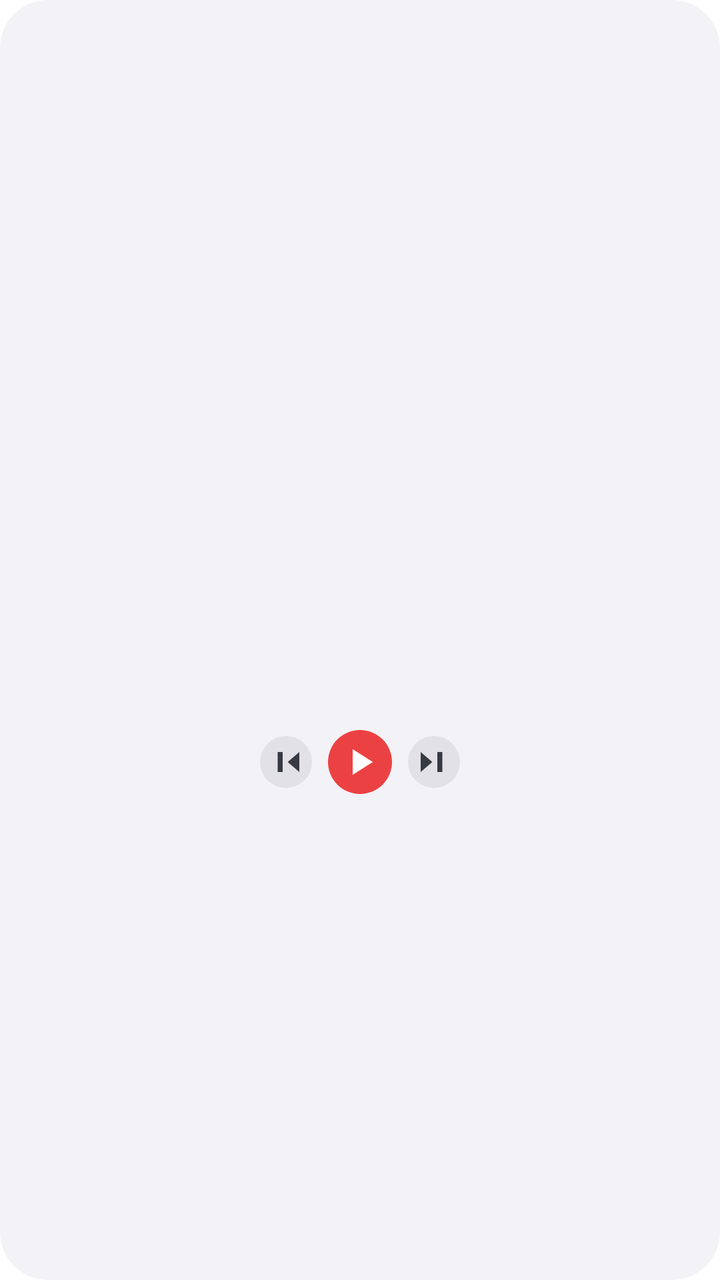
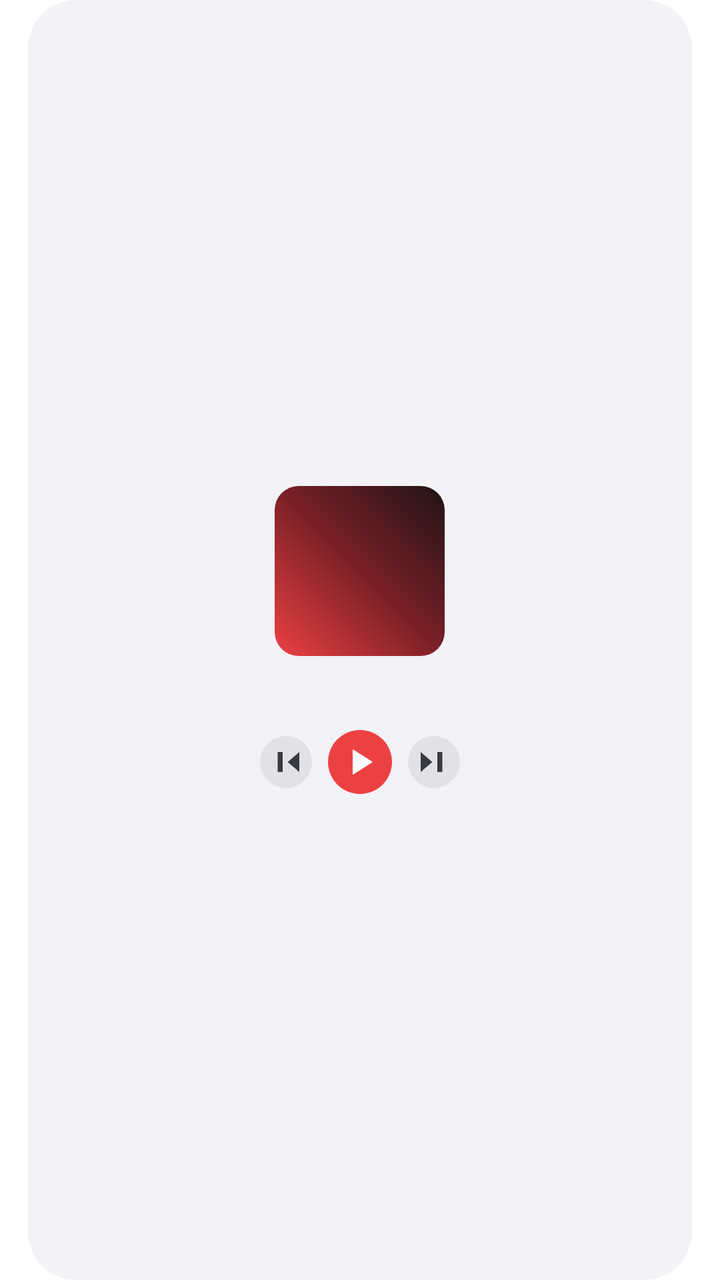

Before-and-after screenshots of an Android layout around one commit, followed by the original layout XML and the change that was made.
<!-- AndroidManifest.xml: fallback theme Theme.MaterialComponents.DayNight.NoActionBar -->
<!-- res/layout/player_widget_2x2.xml -->
<?xml version="1.0" encoding="utf-8"?>
<FrameLayout xmlns:android="http://schemas.android.com/apk/res/android"
    android:id="@+id/root"
    android:layout_width="match_parent"
    android:layout_height="match_parent"
    android:background="@drawable/widget_bg">

    
    <ImageView
        android:id="@+id/bgCover"
        android:layout_width="match_parent"
        android:layout_height="match_parent"
        android:scaleType="fitXY"
        android:contentDescription="@string/widget_label" />

    <LinearLayout
        android:layout_width="match_parent"
        android:layout_height="match_parent"
        android:orientation="vertical"
        android:padding="8dp"
        android:gravity="center_vertical">

    
    <FrameLayout
        android:layout_width="match_parent"
        android:layout_height="wrap_content"
        android:gravity="center">

        <ImageView
            android:id="@+id/coverOld"
            android:layout_width="85dp"
            android:layout_height="85dp"
            android:layout_gravity="center"
            android:scaleType="centerCrop"
            android:contentDescription="@string/widget_label" />

        <ImageView
            android:id="@+id/coverNew"
            android:layout_width="85dp"
            android:layout_height="85dp"
            android:layout_gravity="center"
            android:scaleType="centerCrop"
            android:contentDescription="@string/widget_label" />
    </FrameLayout>

    
    <LinearLayout
        android:layout_width="match_parent"
        android:layout_height="wrap_content"
        android:layout_marginTop="3dp"
        android:orientation="vertical"
        android:gravity="center_horizontal">

        <TextView
            android:id="@+id/songText"
            android:layout_width="match_parent"
            android:layout_height="wrap_content"
            android:textColor="@color/widget_text_primary"
            android:textSize="12sp"
            android:textStyle="bold"
            android:singleLine="true"
            android:ellipsize="end"
            android:gravity="center"
            android:contentDescription="@string/widget_label" />

        <TextView
            android:id="@+id/artistText"
            android:layout_width="match_parent"
            android:layout_height="wrap_content"
            android:layout_marginTop="1dp"
            android:textColor="@color/widget_text_secondary"
            android:textSize="10sp"
            android:singleLine="true"
            android:ellipsize="end"
            android:gravity="center"
            android:contentDescription="@string/widget_label" />
    </LinearLayout>

    
    <LinearLayout
        android:layout_width="match_parent"
        android:layout_height="wrap_content"
        android:layout_marginTop="3dp"
        android:orientation="horizontal"
        android:gravity="center">

        <ImageButton
            android:id="@+id/btnPrev"
            android:layout_width="26dp"
            android:layout_height="26dp"
            android:padding="3dp"
            android:background="@drawable/widget_btn_circle"
            android:src="@drawable/ic_skip_previous"
            android:tint="@color/widget_icon"
            android:scaleType="centerInside"
            android:contentDescription="@string/widget_label" />

        <ImageButton
            android:id="@+id/btnPlay"
            android:layout_width="32dp"
            android:layout_height="32dp"
            android:layout_marginStart="8dp"
            android:layout_marginEnd="8dp"
            android:background="@drawable/widget_play_btn"
            android:src="@drawable/ic_play"
            android:padding="5dp"
            android:scaleType="centerInside"
            android:contentDescription="@string/widget_label" />

        <ImageButton
            android:id="@+id/btnNext"
            android:layout_width="26dp"
            android:layout_height="26dp"
            android:padding="3dp"
            android:background="@drawable/widget_btn_circle"
            android:src="@drawable/ic_skip_next"
            android:tint="@color/widget_icon"
            android:scaleType="centerInside"
            android:contentDescription="@string/widget_label" />
    </LinearLayout>
    </LinearLayout>
</FrameLayout>
<!-- resources referenced by this layout -->
<resources>
  <color name="widget_icon">#FF373B41</color>
  <color name="widget_text_primary">#FF202224</color>
  <color name="widget_text_secondary">#92202224</color>
  <!-- drawable ic_play (drawable) -->
  <vector xmlns:android="http://schemas.android.com/apk/res/android"
      android:width="24dp"
      android:height="24dp"
      android:viewportWidth="24"
      android:viewportHeight="24"
      android:tint="#FFFFFF">
      <path
          android:fillColor="#FFFFFF"
          android:pathData="M8,5v14l11,-7z" />
  </vector>
  <!-- drawable ic_skip_next (drawable) -->
  <vector xmlns:android="http://schemas.android.com/apk/res/android"
      android:width="24dp"
      android:height="24dp"
      android:viewportWidth="24"
      android:viewportHeight="24">
      <path
          android:fillColor="#FFFFFF"
          android:pathData="M14,6h3v12h-3z M11,12L4,6v12z" />
  </vector>
  <!-- drawable ic_skip_previous (drawable) -->
  <vector xmlns:android="http://schemas.android.com/apk/res/android"
      android:width="24dp"
      android:height="24dp"
      android:viewportWidth="24"
      android:viewportHeight="24">
      <path
          android:fillColor="#FFFFFF"
          android:pathData="M7,6h3v12H7z M13,12l7,-6v12z" />
  </vector>
  <!-- drawable widget_bg (drawable) -->
  <?xml version="1.0" encoding="utf-8"?>
  <shape xmlns:android="http://schemas.android.com/apk/res/android"
      android:shape="rectangle">
      <solid android:color="@color/widget_card_start" />
      <corners android:radius="24dp" />
  </shape>
  <!-- drawable widget_btn_circle (drawable) -->
  <?xml version="1.0" encoding="utf-8"?>
  <shape xmlns:android="http://schemas.android.com/apk/res/android"
      android:shape="oval">
      <solid android:color="@color/widget_circle_btn" />
  </shape>
  <!-- drawable widget_play_btn (drawable) -->
  <?xml version="1.0" encoding="utf-8"?>
  <shape xmlns:android="http://schemas.android.com/apk/res/android"
      android:shape="oval">
      <solid android:color="#EC4142" />
  </shape>
  <string name="widget_label">弦予播放</string>
  <color name="widget_card_start">#F2F2F7</color>
  <color name="widget_circle_btn">#14202224</color>
</resources>

<!-- the commit's change to res/layout/player_widget_2x2.xml (unified diff, before → after) -->
@@ -1,9 +1,16 @@
 <?xml version="1.0" encoding="utf-8"?>
 <FrameLayout xmlns:android="http://schemas.android.com/apk/res/android"
-    android:id="@+id/root"
     android:layout_width="match_parent"
     android:layout_height="match_parent"
-    android:background="@drawable/widget_bg">
+    android:paddingStart="14dp"
+    android:paddingEnd="14dp">
+
+    
+    <FrameLayout
+        android:id="@+id/root"
+        android:layout_width="match_parent"
+        android:layout_height="match_parent"
+        android:background="@drawable/widget_bg">
 
     
     <ImageView
@@ -40,6 +47,7 @@
             android:layout_height="85dp"
             android:layout_gravity="center"
             android:scaleType="centerCrop"
+            android:src="@drawable/widget_preview_cover"
             android:contentDescription="@string/widget_label" />
     </FrameLayout>
 
@@ -120,3 +128,4 @@
     </LinearLayout>
     </LinearLayout>
 </FrameLayout>
+</FrameLayout>
<!-- resource entries referenced after the edit -->
@@ -53,6 +53,17 @@
       android:shape="oval">
       <solid android:color="#EC4142" />
   </shape>
+  <!-- drawable widget_preview_cover (drawable) -->
+  <?xml version="1.0" encoding="utf-8"?>
+  <shape xmlns:android="http://schemas.android.com/apk/res/android"
+      android:shape="rectangle">
+      <gradient
+          android:startColor="#EC4142"
+          android:centerColor="#7A2026"
+          android:endColor="#201416"
+          android:angle="45" />
+      <corners android:radius="12dp" />
+  </shape>
   <string name="widget_label">弦予播放</string>
   <color name="widget_card_start">#F2F2F7</color>
   <color name="widget_circle_btn">#14202224</color>
